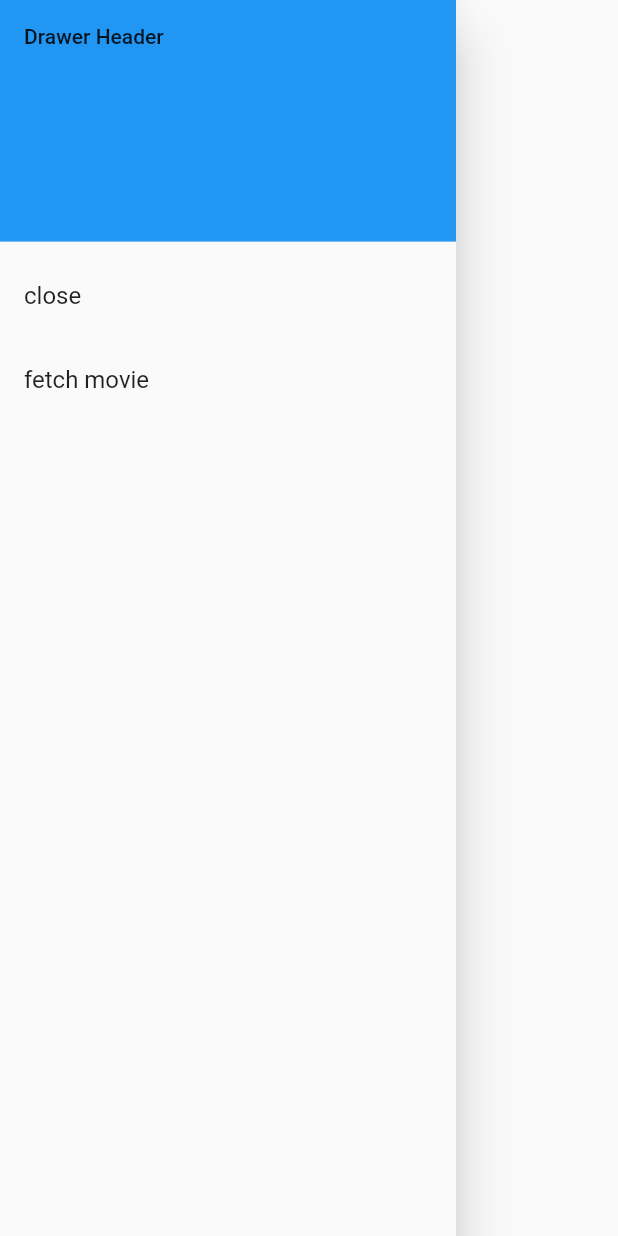
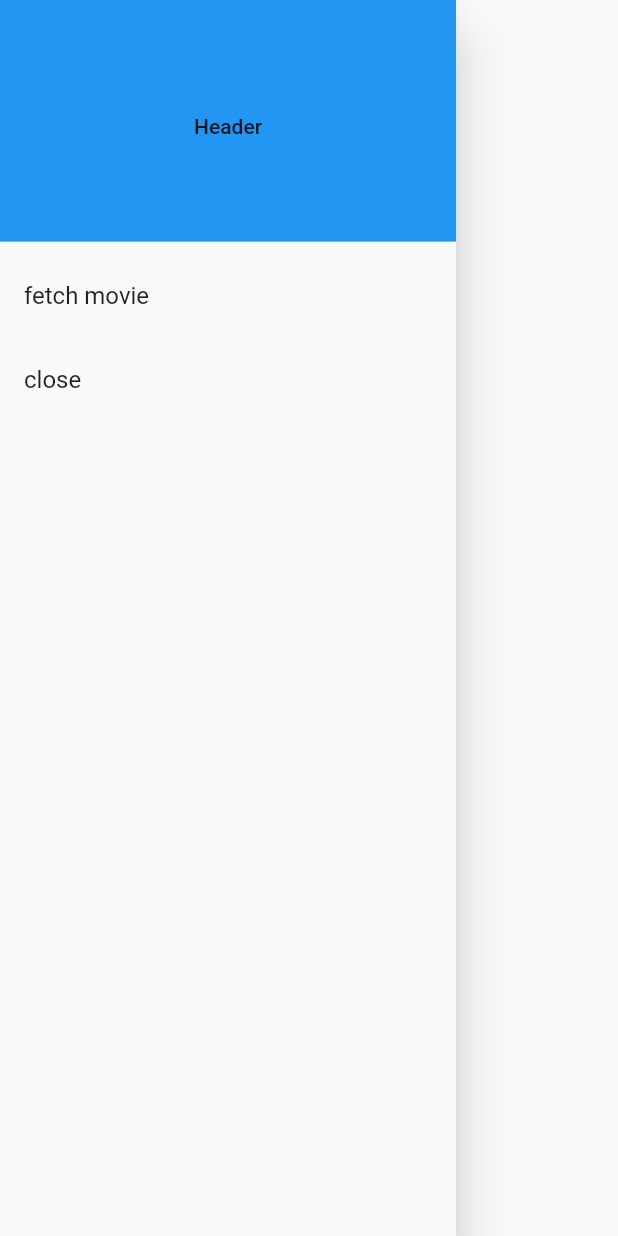
Before and after one commit to iamzhangweixiong/flutter_app, a Flutter app: the SideDrawer widget shown alone on an empty page, opened directly, on a phone screen of 412 x 824 dp. Run offline on Flutter 3.47's test engine with Material 2 defaults, Android fonts, the phone set to English and light mode, and no system bars; our stand-ins replace cached_network_image, image_picker; network calls fail.

Commit message:
【update】bug fix

```diff
--- a/lib/localization/demo_localizations.dart
+++ b/lib/localization/demo_localizations.dart
@@ -14,17 +14,19 @@ class DemoLocalizations {
 
   static Map<String, Map<String, String>> _localizedValues = {
     'en': {
-      'app':'Flutter Demo',
+      'app': 'Flutter Demo',
       'title': 'Hello World',
       'gallery': 'from gallery',
       'camera': 'from camera',
+      'closeItem': 'close',
       'movie_title': 'fetch movie'
     },
     'zh': {
-      'app':'Flutter Demo',
+      'app': 'Flutter Demo',
       'title': '哈哈',
       'gallery': '从相册选取',
       'camera': '从相机拍照',
+      'closeItem': '关闭',
       'movie_title': '电影'
     }
   };
@@ -48,9 +50,14 @@ class DemoLocalizations {
   String get camera {
     return _localizedValues[locale.languageCode]['camera'];
   }
+
+  String get closeItem {
+    return _localizedValues[locale.languageCode]['closeItem'];
+  }
 }
 
-class DemoLocalizationsDelegate extends LocalizationsDelegate<DemoLocalizations> {
+class DemoLocalizationsDelegate
+    extends LocalizationsDelegate<DemoLocalizations> {
   const DemoLocalizationsDelegate();
 
   @override
@@ -60,7 +67,8 @@ class DemoLocalizationsDelegate extends LocalizationsDelegate<DemoLocalizations>
   Future<DemoLocalizations> load(Locale locale) {
     // Returning a SynchronousFuture here because an async "load" operation
     // isn't needed to produce an instance of DemoLocalizations.
-    return new SynchronousFuture<DemoLocalizations>(new DemoLocalizations(locale));
+    return new SynchronousFuture<DemoLocalizations>(
+        new DemoLocalizations(locale));
   }
 
   @override
--- a/lib/view/side_drawer.dart
+++ b/lib/view/side_drawer.dart
@@ -16,20 +16,21 @@ class _SideDrawerState extends State<SideDrawer> {
         padding: EdgeInsets.zero,
         children: <Widget>[
           new DrawerHeader(
-              child: new Text('Drawer Header'),
+              child: new Center(child: new Text("Header")),
               decoration: new BoxDecoration(color: Colors.blue)),
-          new ListTile(
-              title: new Text('close'),
-              onTap: () {
-                Navigator.pop(context);
-              }),
           new ListTile(
               title: new Text(DemoLocalizations.of(context).movieTitle),
               onTap: () {
                 Navigator.pop(context);
-                Navigator.push(context, new MaterialPageRoute(builder: (context) {
+                Navigator.push(context,
+                    new MaterialPageRoute(builder: (context) {
                   return new MovieList();
                 }));
+              }),
+          new ListTile(
+              title: new Text(DemoLocalizations.of(context).closeItem),
+              onTap: () {
+                Navigator.pop(context);
               })
         ],
       ),
--- a/pubspec.yaml
+++ b/pubspec.yaml
@@ -39,6 +39,7 @@ flutter:
   assets:
         - assets/chat_camera_icon.png
         - assets/chat_photo_icon.png
+        - assets/chats_red_envelopes.png
 
   # An image asset can refer to one or more resolution-specific "variants", see
   # https://flutter.io/assets-and-images/#resolution-aware.
```
Also changed, not shown: assets/chats_red_envelopes.png (added).
